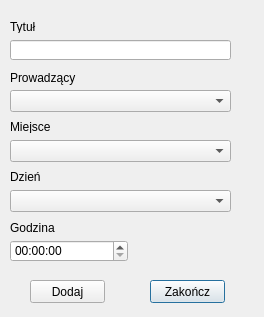
Before: the Qt Designer form add_event_dialog.ui in MichalKNR/FitMaster5000, drawn with Qt 5.
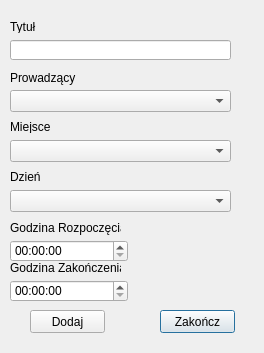
After: the same form once the commit is applied.

```diff
--- a/add_event_dialog.ui
+++ b/add_event_dialog.ui
@@ -7,7 +7,7 @@
     <x>0</x>
     <y>0</y>
     <width>264</width>
-    <height>317</height>
+    <height>353</height>
    </rect>
   </property>
   <property name="windowTitle">
@@ -67,19 +67,19 @@
     <rect>
      <x>10</x>
      <y>220</y>
-     <width>81</width>
+     <width>111</width>
      <height>16</height>
     </rect>
    </property>
    <property name="text">
-    <string>Godzina</string>
+    <string>Godzina Rozpoczęcia</string>
    </property>
   </widget>
   <widget class="QPushButton" name="End_PB">
    <property name="geometry">
     <rect>
-     <x>150</x>
-     <y>280</y>
+     <x>160</x>
+     <y>310</y>
      <width>75</width>
      <height>23</height>
     </rect>
@@ -92,7 +92,7 @@
    <property name="geometry">
     <rect>
      <x>30</x>
-     <y>280</y>
+     <y>310</y>
      <width>75</width>
      <height>23</height>
     </rect>
@@ -157,6 +157,29 @@
     </rect>
    </property>
   </widget>
+  <widget class="QTimeEdit" name="timeEdit_2">
+   <property name="geometry">
+    <rect>
+     <x>10</x>
+     <y>280</y>
+     <width>118</width>
+     <height>22</height>
+    </rect>
+   </property>
+  </widget>
+  <widget class="QLabel" name="label_6">
+   <property name="geometry">
+    <rect>
+     <x>10</x>
+     <y>260</y>
+     <width>111</width>
+     <height>16</height>
+    </rect>
+   </property>
+   <property name="text">
+    <string>Godzina Zakończenia</string>
+   </property>
+  </widget>
  </widget>
  <resources/>
  <connections/>
```
